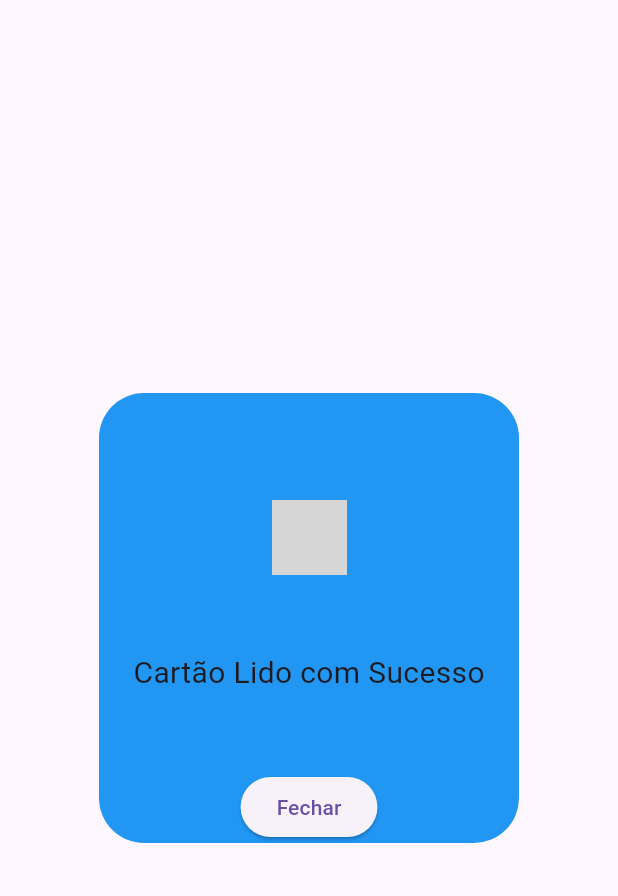
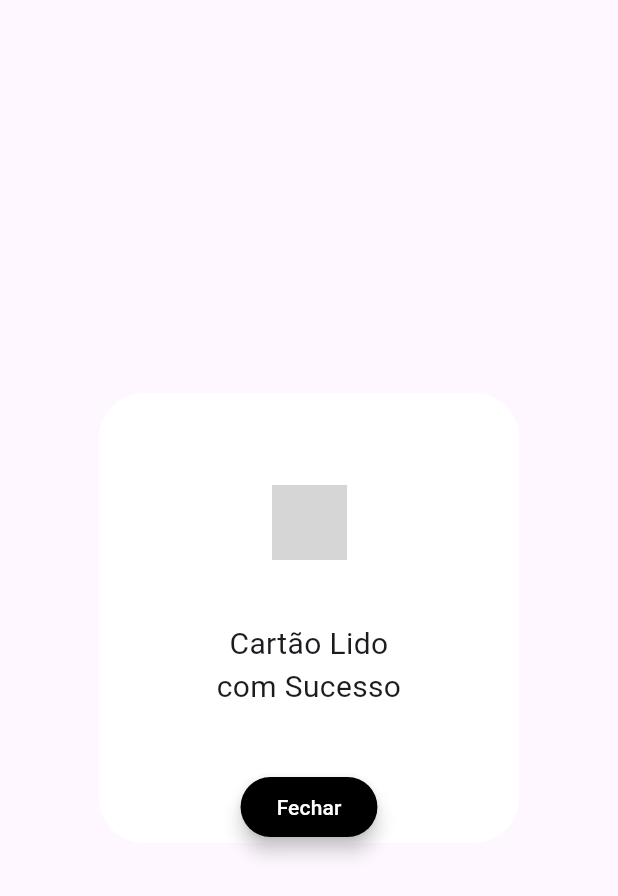
Before and after one commit to ComputacaoMovel2023-Classroom/tp-c_CentralIPS, a Flutter app: the CentralIPSDialog widget shown alone on an empty page, opened directly, on a phone screen of 412 x 824 dp. Shown: the top 896 px of the screen. Run offline on Flutter 3.47's test engine with Material 2 defaults, Android fonts, the phone set to English and light mode, and no system bars; our stand-ins replace bloc, charts_flutter, convex_bottom_bar, dropdown_button2, email_validator, equatable and 13 more; missing offline and left inert: flutter_material_pickers, mobile_scanner, nfc_classic_mifare, nfc_manager, sign_button; accounts and stored records are empty; network calls fail; grey boxes are pictures that could not be loaded.

Commit message:
Diálogo reafinado

```diff
--- a/CentralIPS/lib/NFC/DialogCentralIPS.dart
+++ b/CentralIPS/lib/NFC/DialogCentralIPS.dart
@@ -8,7 +8,7 @@ class CentralIPSDialog extends StatelessWidget {
   @override
   Widget build(BuildContext context) {
     return Dialog(
-      backgroundColor: Colors.blue,
+      backgroundColor: Colors.white,
       shape: RoundedRectangleBorder(borderRadius: BorderRadius.circular(30.0)),
       child: SizedBox(
         height: 300,
@@ -22,9 +22,19 @@ class CentralIPSDialog extends StatelessWidget {
             ),
             Text(
               header,
+              textAlign: TextAlign.center,
               style: const TextStyle(fontSize: 20),
             ),
             ElevatedButton(
+                style: ElevatedButton.styleFrom(
+                  foregroundColor:
+                      Colors.white, //change background color of button
+                  backgroundColor: Colors.black, //change text color of button
+                  shape: RoundedRectangleBorder(
+                    borderRadius: BorderRadius.circular(25),
+                  ),
+                  elevation: 5.0,
+                ),
                 onPressed: () {
                   Navigator.of(context).pop();
                 },
--- a/CentralIPS/lib/NFC/nfcUI.dart
+++ b/CentralIPS/lib/NFC/nfcUI.dart
@@ -79,7 +79,7 @@ class _nfcUIState extends State<nfcUI> {
             context: context,
             builder: (BuildContext context) {
               return CentralIPSDialog(
-                  "Cartão Lido com Sucesso", "assets/images/nfcicon.png");
+                  "Cartão Lido\ncom Sucesso", "assets/images/nfcicon.png");
             });
       });
 
```
